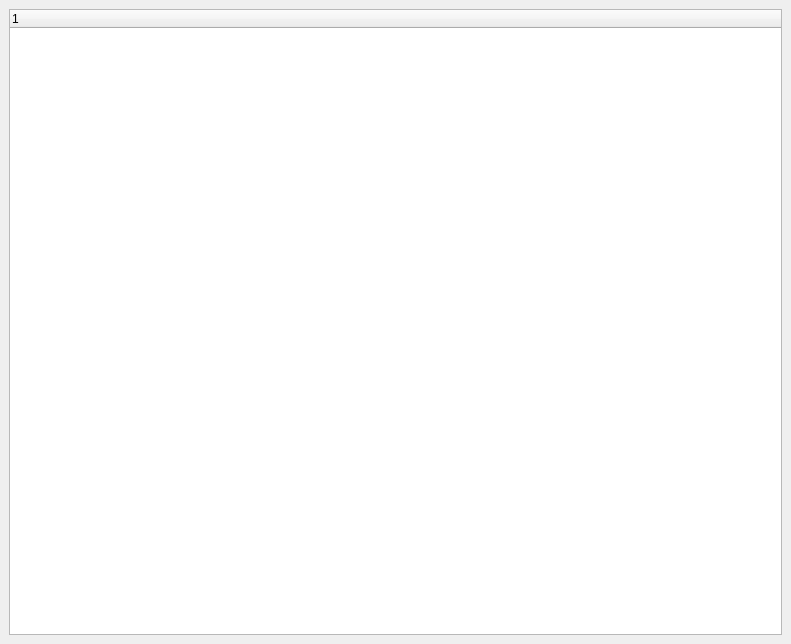
First picture: the form in bacula/src/qt-console/storage/storage.ui, repository rkorzeniewski/bacula, before the edit.
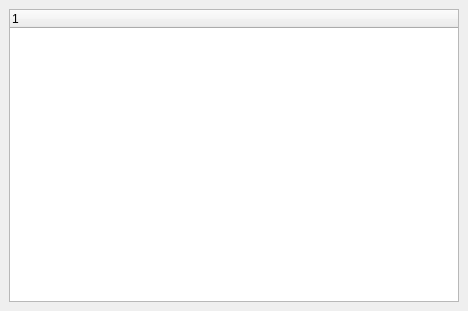
Second picture: the form after the edit. Icons and pictures are not drawn.

Diff of the .ui file:
```diff
--- a/bacula/src/qt-console/storage/storage.ui
+++ b/bacula/src/qt-console/storage/storage.ui
@@ -5,8 +5,8 @@
    <rect>
     <x>0</x>
     <y>0</y>
-    <width>791</width>
-    <height>644</height>
+    <width>468</width>
+    <height>311</height>
    </rect>
   </property>
   <property name="windowTitle" >
```
Left out of the diff: 34 changed lines with no effect on the pictures.
